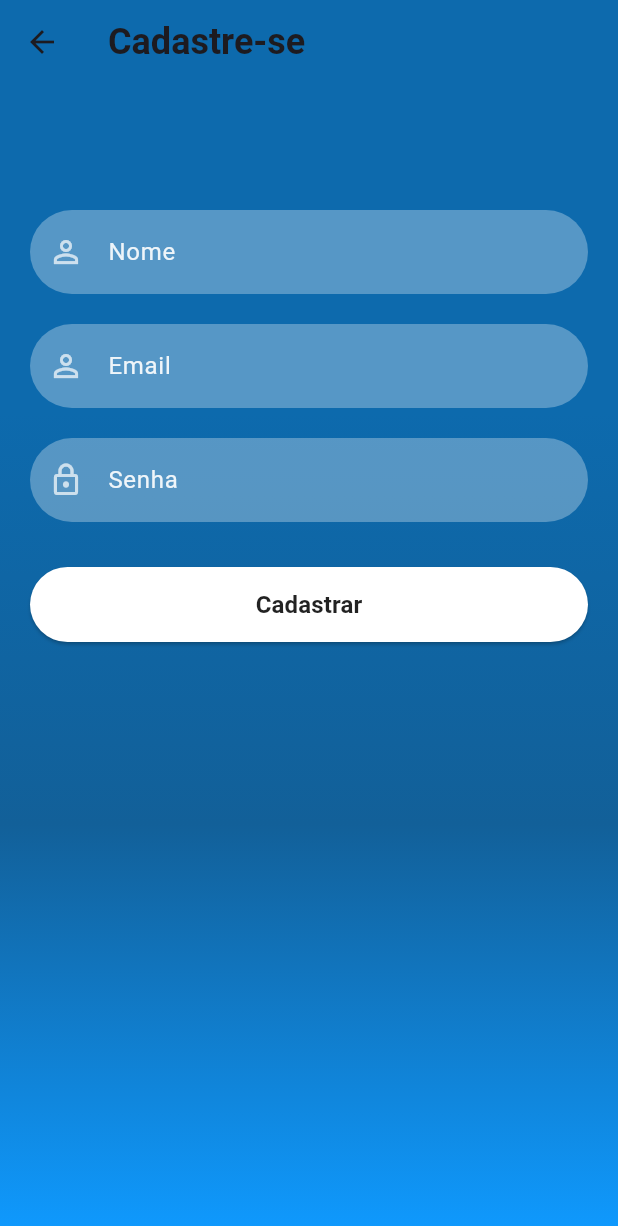
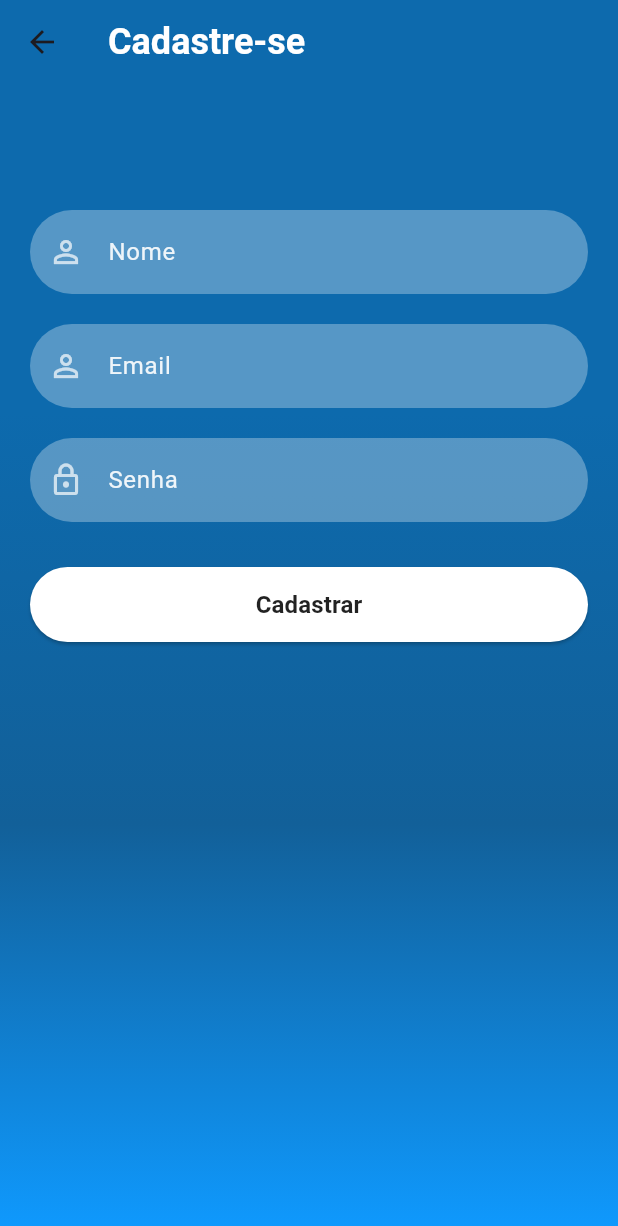
Before and after one commit to Hoad3r/Facility_Oficial, a Flutter app: the SignUpScreen screen opened directly, on a phone screen of 412 x 824 dp. Shown: the top 1226 px of the screen. Run offline on Flutter 3.47's test engine with Material 3 defaults, Android fonts, the phone set to English and light mode, and no system bars; our stand-ins replace firebase_auth, firebase_core; accounts and stored records are empty; network calls fail.

Commit message:
“ajustes“

```diff
--- a/lib/pages/home_screen.dart
+++ b/lib/pages/home_screen.dart
@@ -18,7 +18,7 @@ class _HomeScreenState extends State<HomeScreen> {
           child: Text("Logout"),
           onPressed: () {
             FirebaseAuth.instance.signOut().then((value) {
-              print("Signed Out");
+              print("Você foi deslogado com sucesso!");
               Navigator.push(context,
                   MaterialPageRoute(builder: (context) => SignInScreen()));
             });
--- a/lib/pages/reset_password.dart
+++ b/lib/pages/reset_password.dart
@@ -47,7 +47,7 @@ class _ResetPasswordState extends State<ResetPassword> {
                 const SizedBox(
                   height: 20,
                 ),
-                firebaseUIButton(context, "Reset Password", () {
+                firebaseUIButton(context, "Mude sua senha!", () {
                   FirebaseAuth.instance
                       .sendPasswordResetEmail(email: _emailTextController.text)
                       .then((value) => Navigator.of(context).pop());
--- a/lib/pages/signup_screen.dart
+++ b/lib/pages/signup_screen.dart
@@ -24,7 +24,7 @@ class _SignUpScreenState extends State<SignUpScreen> {
         elevation: 0,
         title: const Text(
           "Cadastre-se",
-          style: TextStyle(fontSize: 24, fontWeight: FontWeight.bold),
+          style: TextStyle(fontSize: 24, fontWeight: FontWeight.bold, color: Colors.white),
         ),
       ),
       body: Container(
```
